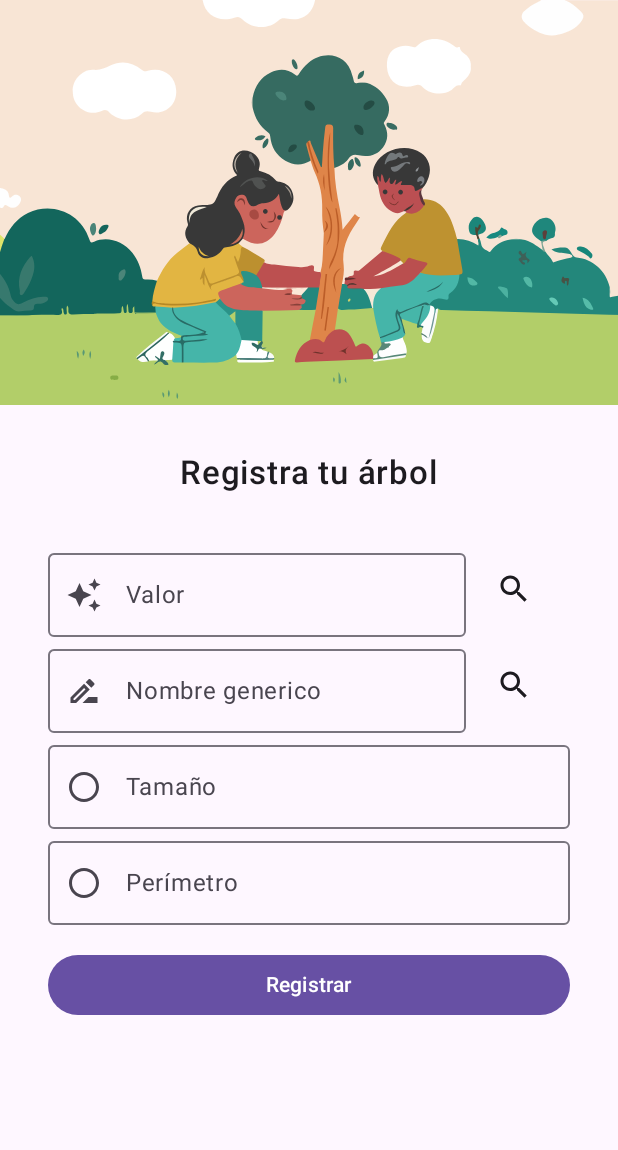
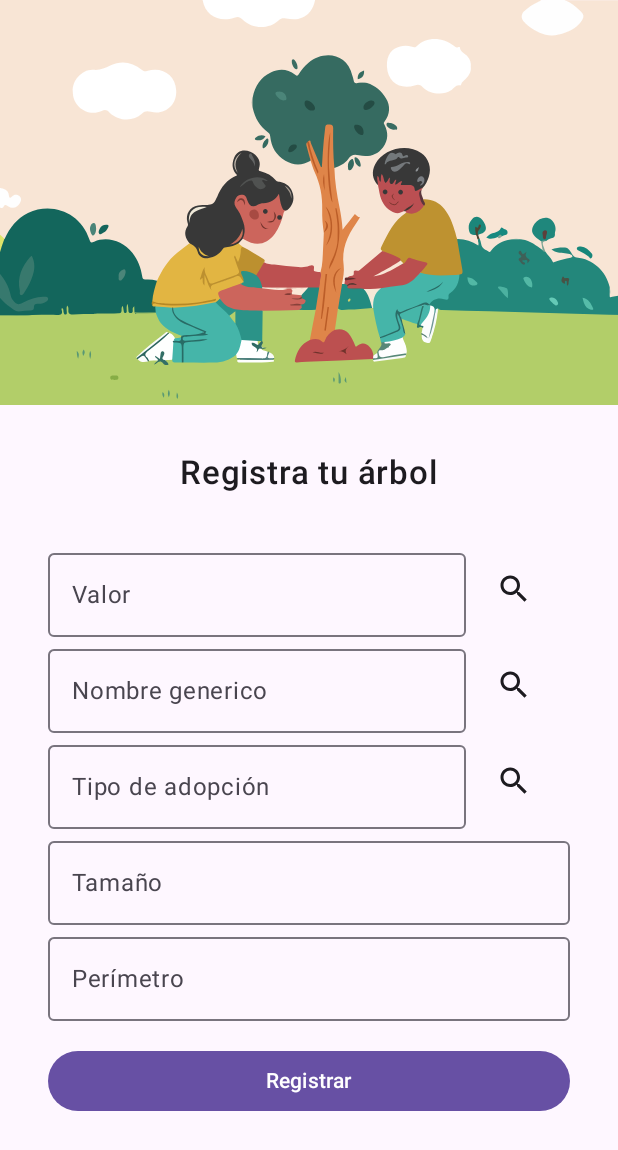
Before and after one commit to patyjs/Jetpack_UI_Adoptree, an Android app built with Jetpack Compose: the RegistroInfoArbolActivity screen opened directly, with no data from a screen before it, on a phone screen of 412 x 824 dp. Shown: the top 1150 px of the screen. Run offline under Robolectric (Android 15) with nearby library versions, the light colour scheme and no system bars.

Commit message:
se quitaron los iconos de los edit text y se agrego una lista desplegable del tipo de adopcion

```diff
--- a/app/src/main/java/com/example/myapp/RegistroInfoArbolActivity.kt
+++ b/app/src/main/java/com/example/myapp/RegistroInfoArbolActivity.kt
@@ -69,13 +69,17 @@ class RegistroInfoArbolActivity : ComponentActivity() {
 fun Greeting2(modifier: Modifier = Modifier) {
     val options = listOf("", "Responsabilidad", "Respeto", "Tolerencia", "Compromiso","Equidad")
     val options2 = listOf("", "Palo de rosa", "Mezquite", "Huizache", "Acacia", "Mimbre")
+    val options3 = listOf("", "Siembra", "Adopción")
     var expanded by remember { mutableStateOf(false) }
     var expanded2 by remember { mutableStateOf(false) }
+    var expanded3 by remember { mutableStateOf(false) }
     var selectedOptionText by remember { mutableStateOf(options[0]) }
     var selectedOptionText2 by remember { mutableStateOf(options[0]) }
+    var selectedOptionText3 by remember { mutableStateOf(options[0]) }
 
     var tamaño_txt by remember { mutableStateOf("") }
     var perimetro_txt by remember { mutableStateOf("") }
+    var tipo_txt by remember { mutableStateOf("") }
 
     Column( // PARA COLOCAR ELEMENTOS DE FORMA VERTICAL (UNO ENCIMA DE OTRO)
         modifier = Modifier
@@ -121,12 +125,12 @@ fun Greeting2(modifier: Modifier = Modifier) {
                     value = selectedOptionText,
                     readOnly = true,
                     label = { Text("Valor") },
-                    leadingIcon = {
-                        Icon(
-                            painterResource(id = R.drawable.estrellas_24),
-                            contentDescription = null
-                        )
-                    },
+                   // leadingIcon = {
+                     //   Icon(
+                       //     painterResource(id = R.drawable.estrellas_24),
+                       //     contentDescription = null
+                     //   )
+                 //   },
                     onValueChange = { })
 
                 Spacer(modifier = Modifier.width(8.dp))
@@ -171,12 +175,12 @@ fun Greeting2(modifier: Modifier = Modifier) {
                     value = selectedOptionText2,
                     readOnly = true,
                     label = { Text("Nombre generico") },
-                    leadingIcon = {
-                        Icon(
-                            painterResource(id = R.drawable.texto_generico_24),
-                            contentDescription = null
-                        )
-                    },
+                  //  leadingIcon = {
+                      //  Icon(
+                          //  painterResource(id = R.drawable.texto_generico_24),
+                          //  contentDescription = null
+                      //  )
+                  //  },
                     onValueChange = { })
 
                 Spacer(modifier = Modifier.width(8.dp))
@@ -213,17 +217,62 @@ fun Greeting2(modifier: Modifier = Modifier) {
             }
 
 
+            Row(modifier = Modifier
+                .fillMaxWidth()) {
+
+                OutlinedTextField(
+                    modifier = Modifier
+                        .fillMaxWidth(0.8f),
+                    value = selectedOptionText3,
+                    readOnly = true,
+                    label = { Text("Tipo de adopción") },
+                    onValueChange = { })
+
+                Spacer(modifier = Modifier.width(8.dp))
+
+                Box(
+                    modifier = Modifier
+                        .align(Alignment.CenterVertically)
+                ) {
+                    IconButton(
+                        modifier = Modifier,
+                        onClick = {
+                            expanded3 = !expanded3
+                        })
+                    {
+                        Icon(
+                            painterResource(id = R.drawable.search_24),
+                            contentDescription = null)
+                    }
+
+                    DropdownMenu(
+                        expanded = expanded3,
+                        onDismissRequest = { expanded3 = false }
+                    ) {
+                        options3.forEach{
+                                item -> DropdownMenuItem(
+                            text = { Text(text = item) },
+                            onClick = {
+                                selectedOptionText3 = item
+                                expanded3 = false
+                            })
+                        }
+                    }
+                }
+            }
+
+
             OutlinedTextField(
                 modifier = Modifier
                     .fillMaxWidth(),
                 value = tamaño_txt,
                 label = { Text("Tamaño") },
-                leadingIcon = {
-                    Icon(
-                        painterResource(id = R.drawable.circle_24),
-                        contentDescription = null
-                    )
-                },
+              //  leadingIcon = {
+                 //   Icon(
+                     //   painterResource(id = R.drawable.circle_24),
+                     //   contentDescription = null
+                 //   )
+               // },
                 onValueChange = { entry ->
                     tamaño_txt = entry
                 })
@@ -233,12 +282,12 @@ fun Greeting2(modifier: Modifier = Modifier) {
                     .fillMaxWidth(),
                 value = perimetro_txt,
                 label = { Text("Perímetro") },
-                leadingIcon = {
-                    Icon(
-                        painterResource(id = R.drawable.circle_24),
-                        contentDescription = null
-                    )
-                },
+               // leadingIcon = {
+                //    Icon(
+                  //      painterResource(id = R.drawable.circle_24),
+                  //      contentDescription = null
+                  //  )
+              //  },
                 onValueChange = { entry ->
                     perimetro_txt = entry
                 })
@@ -282,7 +331,7 @@ fun GreetingDarkPreview4() {
             color = MaterialTheme.colorScheme.background
         )
         {
-            Greeting()
+            Greeting2()
         }
     }
 }
```
